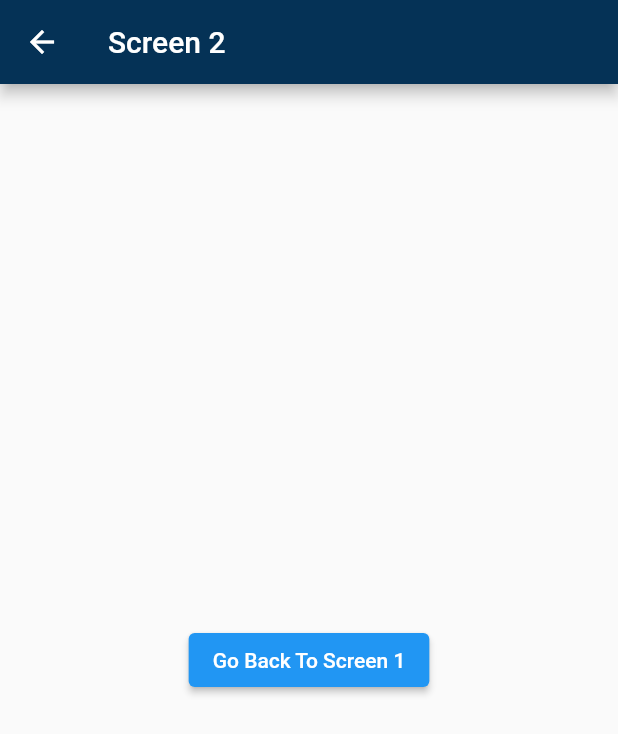
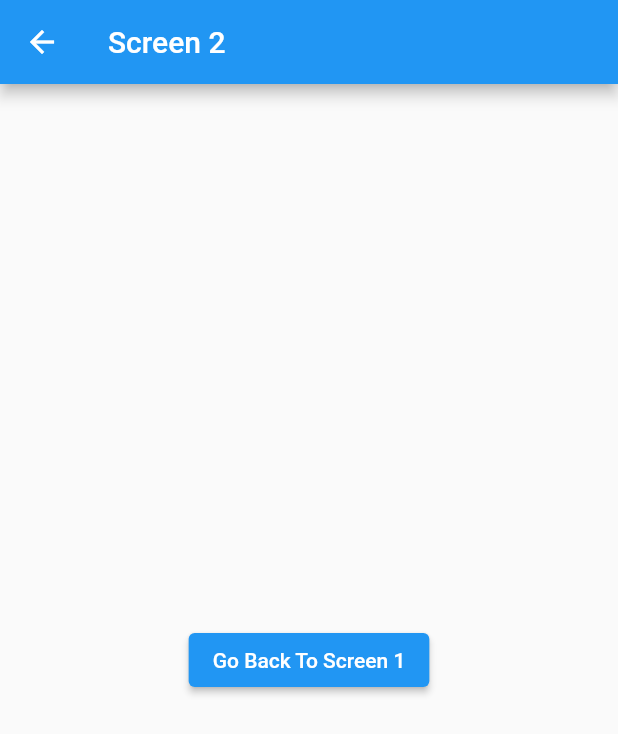
Before and after one commit to alihaij/demo_routes, a Flutter app: the Screen2 screen opened directly, on a phone screen of 412 x 824 dp. Shown: the top 734 px of the screen. Run offline on Flutter 3.47's test engine with Material 2 defaults, Android fonts, the phone set to English and light mode, and no system bars.

Commit message:
first commit

```diff
--- a/lib/screen2.dart
+++ b/lib/screen2.dart
@@ -5,7 +5,7 @@ class Screen2 extends StatelessWidget {
   Widget build(BuildContext context) {
     return Scaffold(
       appBar: AppBar(
-        backgroundColor: const Color.fromARGB(255, 5, 50, 86),
+        backgroundColor: Colors.blue,
         title: Text('Screen 2'),
       ),
       body: Center(
```
